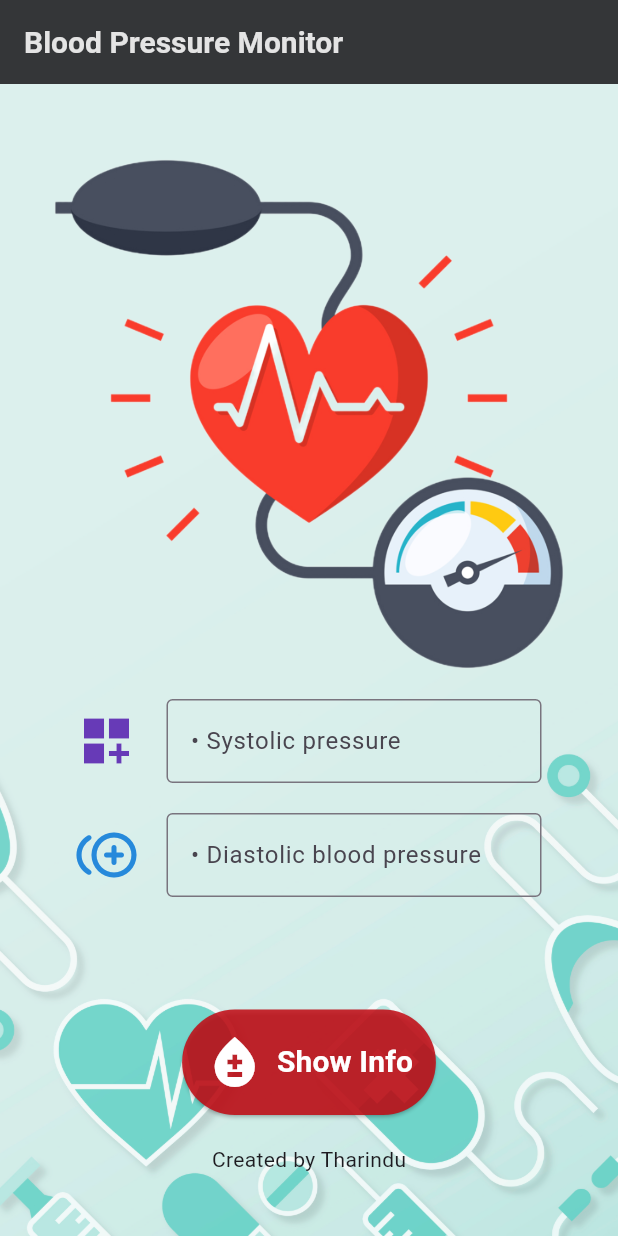
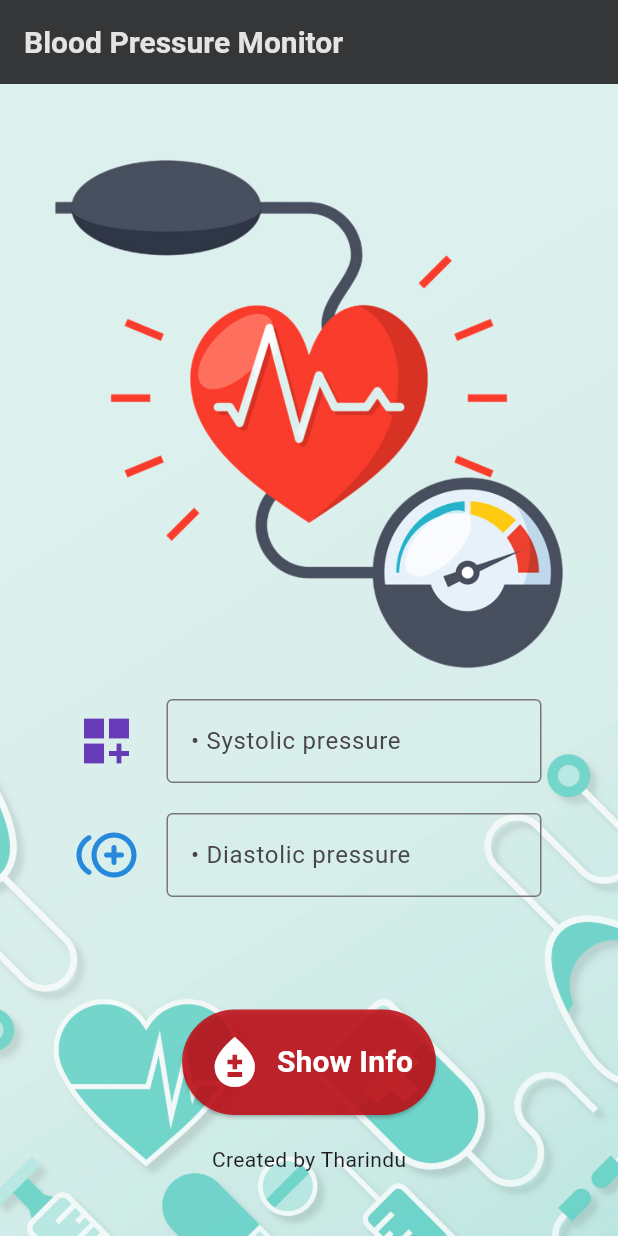
Before and after one commit to tharindutsb/Blood-Pressure-Monoitor-Flutter-App, a Flutter app: the screen it shows after launch, on a phone screen of 412 x 824 dp. Run offline on Flutter 3.47's test engine with Material 3 defaults, Android fonts, the light colour scheme and no system bars; our stand-ins replace get.

Commit message:
Initial commit

```diff
--- a/bpm/lib/main_page.dart
+++ b/bpm/lib/main_page.dart
@@ -212,7 +212,7 @@ class Diastolic extends StatelessWidget {
         keyboardType: TextInputType.number,
         decoration: const InputDecoration(
           border: OutlineInputBorder(),
-          labelText: '• Diastolic blood pressure',
+          labelText: '• Diastolic pressure',
         ),
       ),
     );
```
Also changed, not shown: 1 other file.
